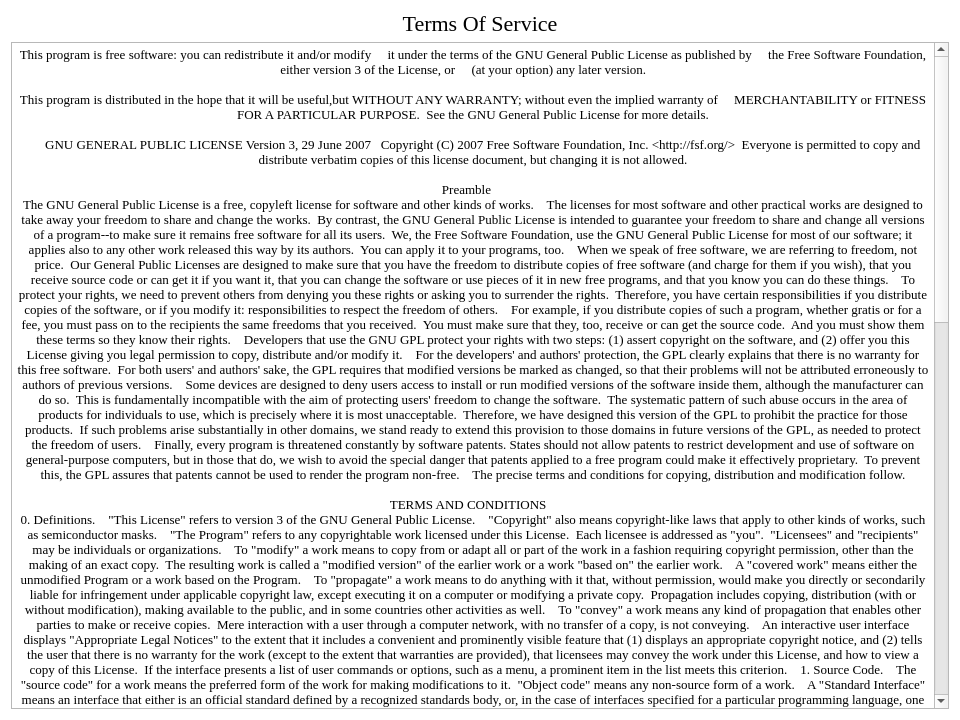
plagentile/Market_Game, file MarketGame/termsofservice.ui: the form before one commit.
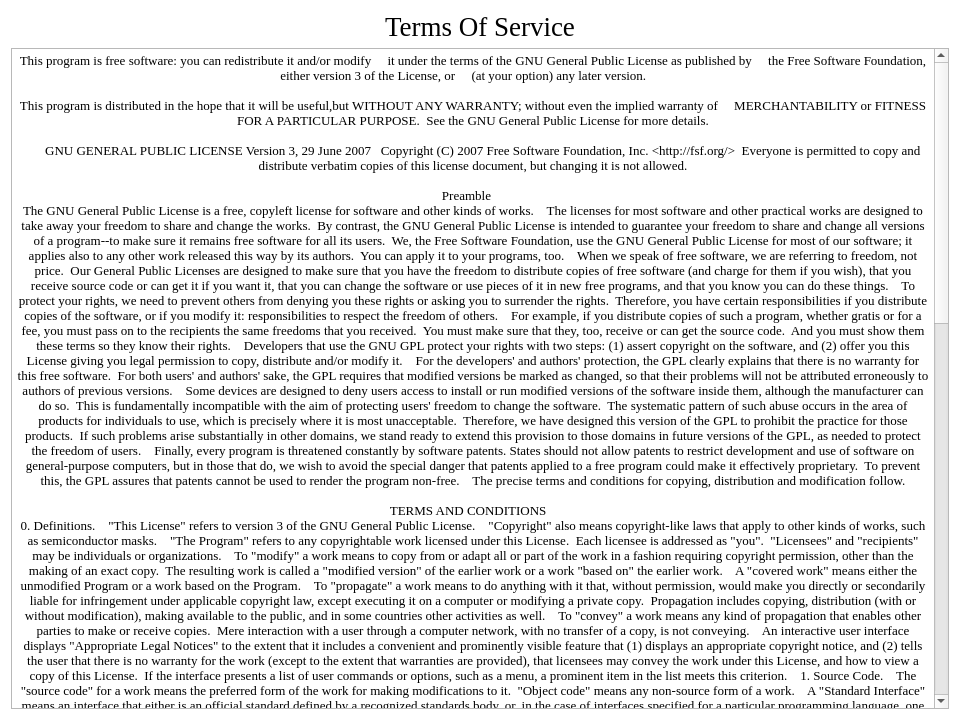
The form after the commit.

The edit to the form file:
```diff
--- a/MarketGame/termsofservice.ui
+++ b/MarketGame/termsofservice.ui
@@ -17,22 +17,17 @@
    <string notr="true">#TermsOfService
 {
 	background-color: white;
-}
-#bannerLabel
-{
-	font-size: 22px;
-	font-family: Georgia;
-}
-
-#termsOfServiceMessage
-{
-	font-size:10px;
-	font-family:Georgia;	
 }</string>
   </property>
   <layout class="QVBoxLayout" name="verticalLayout">
    <item>
     <widget class="QLabel" name="bannerLabel">
+     <property name="font">
+      <font>
+       <family>Georgia</family>
+       <pointsize>20</pointsize>
+      </font>
+     </property>
      <property name="text">
       <string>Terms Of Service</string>
      </property>
@@ -43,6 +38,12 @@
    </item>
    <item>
     <widget class="QTextBrowser" name="termsOfServiceMessage">
+     <property name="font">
+      <font>
+       <family>Georgia</family>
+       <pointsize>14</pointsize>
+      </font>
+     </property>
      <property name="verticalScrollBarPolicy">
       <enum>Qt::ScrollBarAlwaysOn</enum>
      </property>
@@ -50,7 +51,7 @@
       <string>&lt;!DOCTYPE HTML PUBLIC &quot;-//W3C//DTD HTML 4.0//EN&quot; &quot;http://www.w3.org/TR/REC-html40/strict.dtd&quot;&gt;
 &lt;html&gt;&lt;head&gt;&lt;meta name=&quot;qrichtext&quot; content=&quot;1&quot; /&gt;&lt;style type=&quot;text/css&quot;&gt;
 p, li { white-space: pre-wrap; }
-&lt;/style&gt;&lt;/head&gt;&lt;body style=&quot; font-family:'Georgia'; font-size:10px; font-weight:400; font-style:normal;&quot;&gt;
+&lt;/style&gt;&lt;/head&gt;&lt;body style=&quot; font-family:'Georgia'; font-size:14pt; font-weight:400; font-style:normal;&quot;&gt;
 &lt;p align=&quot;center&quot; style=&quot; margin-top:0px; margin-bottom:0px; margin-left:0px; margin-right:0px; -qt-block-indent:0; text-indent:0px;&quot;&gt;&lt;span style=&quot; font-family:'MS Shell Dlg 2'; font-size:10pt;&quot;&gt;This program is free software: you can redistribute it and/or modify     it under the terms of the GNU General Public License as published by     the Free Software Foundation, either version 3 of the License, or     (at your option) any later version.      &lt;/span&gt;&lt;/p&gt;
 &lt;p align=&quot;center&quot; style=&quot;-qt-paragraph-type:empty; margin-top:0px; margin-bottom:0px; margin-left:0px; margin-right:0px; -qt-block-indent:0; text-indent:0px; font-family:'MS Shell Dlg 2'; font-size:10pt;&quot;&gt;&lt;br /&gt;&lt;/p&gt;
 &lt;p align=&quot;center&quot; style=&quot; margin-top:0px; margin-bottom:0px; margin-left:0px; margin-right:0px; -qt-block-indent:0; text-indent:0px;&quot;&gt;&lt;span style=&quot; font-family:'MS Shell Dlg 2'; font-size:10pt;&quot;&gt;This program is distributed in the hope that it will be useful,but WITHOUT ANY WARRANTY; without even the implied warranty of     MERCHANTABILITY or FITNESS FOR A PARTICULAR PURPOSE.  See the GNU General Public License for more details.&lt;/span&gt;&lt;/p&gt;
```
